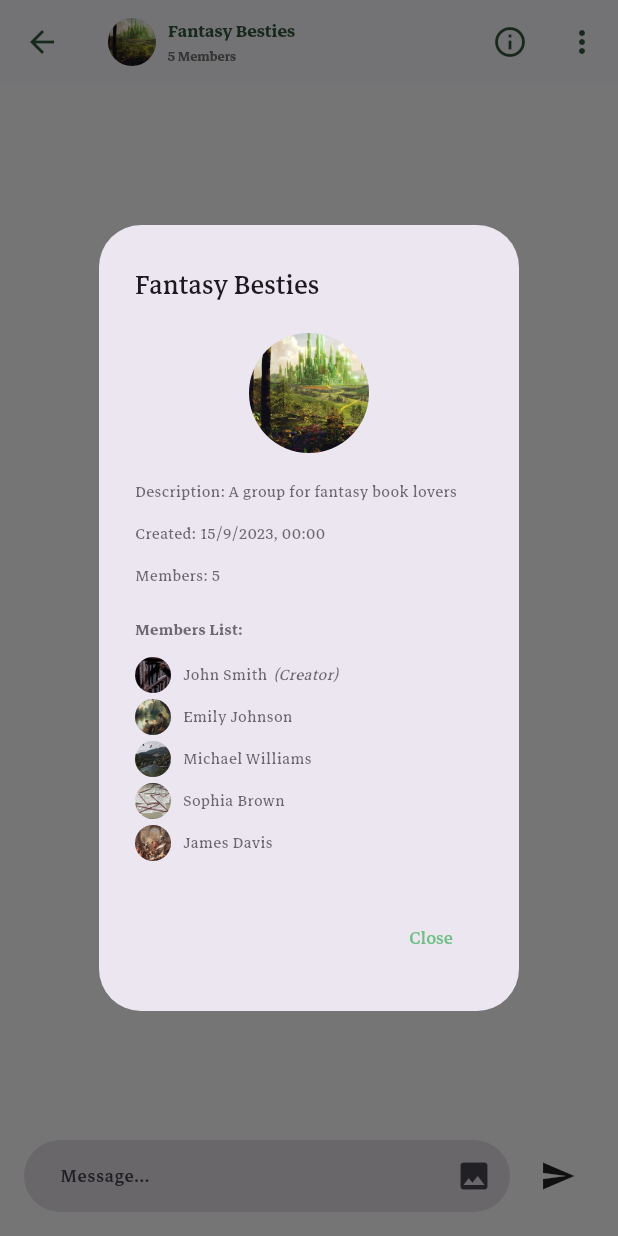
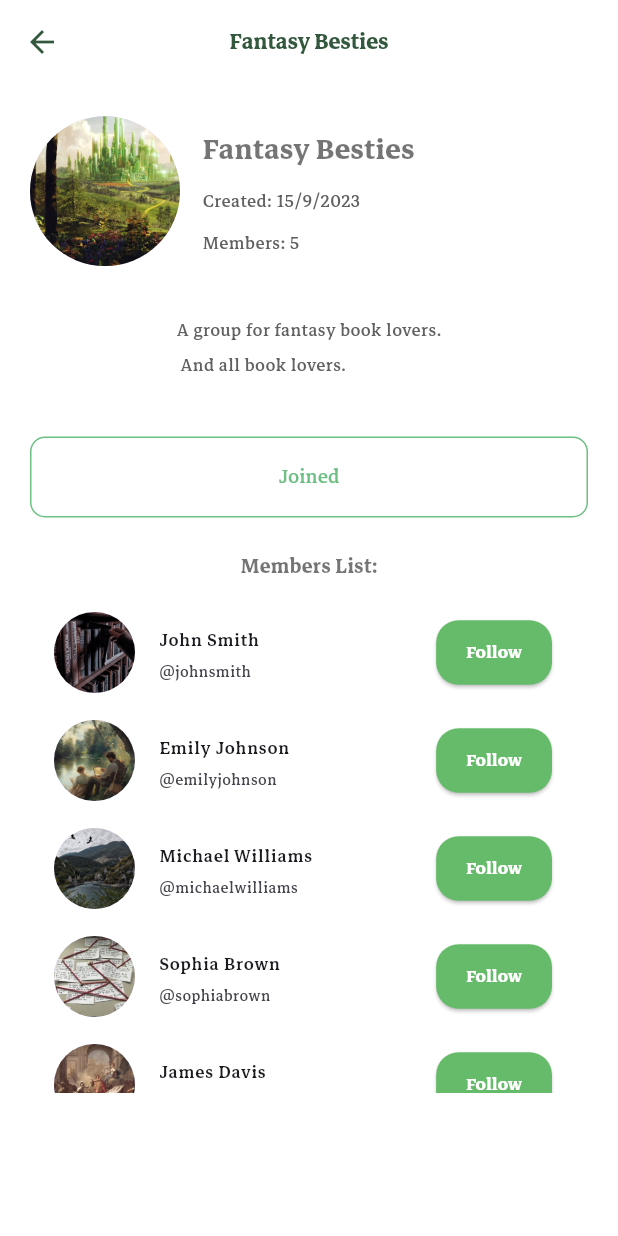
Before and after one commit to aabirid/inkora, a Flutter app: the ChatRoomPage screen opened directly with empty values, after a tap on the "info outline" icon, on a phone screen of 412 x 824 dp. Run offline on Flutter 3.47's test engine with Material 3 defaults, Android fonts, the phone set to English and light mode, and no system bars; our stand-ins replace image_picker; accounts and stored records are empty.

Commit message:
group overview+search+join

```diff
--- a/lib/main.dart
+++ b/lib/main.dart
@@ -2,7 +2,6 @@ import 'package:flutter/material.dart';
 import 'package:inkora/providers/auth_provider.dart';
 import 'package:inkora/providers/follow_provider.dart';
 import 'package:inkora/providers/forum_data_provider.dart';
-import 'package:inkora/providers/join_provider.dart';
 import 'package:inkora/screens/auth/login_page.dart';
 import 'package:inkora/theme/theme.dart';
 import 'package:provider/provider.dart';
@@ -15,7 +14,6 @@ void main() {
         ChangeNotifierProvider(create: (_) => AuthProvider()),
         ChangeNotifierProvider(create: (_) => FollowProvider()),
         ChangeNotifierProvider(create: (_) => FollowProvider()),
-        ChangeNotifierProvider(create: (_) => JoinProvider()),
         ChangeNotifierProxyProvider<AuthProvider, ForumDataProvider>(
           create: (_) => ForumDataProvider(),
           update: (_, authProvider, forumProvider) {
--- a/lib/screens/forum/chat_room_page.dart
+++ b/lib/screens/forum/chat_room_page.dart
@@ -1,4 +1,5 @@
 import 'package:flutter/material.dart';
+import 'package:inkora/screens/forum/group_overview.dart';
 import 'package:provider/provider.dart';
 import 'package:image_picker/image_picker.dart';
 import 'dart:io';
@@ -125,12 +126,10 @@ class _ChatRoomPageState extends State<ChatRoomPage> {
     _messages = provider.getGroupMessages(widget.groupId);
 
     // If data is not loaded yet, get the current group from provider
-    if (_currentGroup == null) {
-      _currentGroup = provider.groups.firstWhere(
-        (group) => group.id == widget.groupId,
-        orElse: () => provider.groups.first,
-      );
-    }
+    _currentGroup ??= provider.groups.firstWhere(
+      (group) => group.id == widget.groupId,
+      orElse: () => provider.groups.first,
+    );
 
     // Check if user is the creator of the group
     final bool isCreator = _currentGroup?.creatorId == provider.currentUser.id;
@@ -175,7 +174,12 @@ class _ChatRoomPageState extends State<ChatRoomPage> {
             icon: const Icon(Icons.info_outline),
             onPressed: () {
               if (_currentGroup != null) {
-                _showGroupInfoDialog();
+                Navigator.push(
+                  context,
+                  MaterialPageRoute(
+                    builder: (context) => GroupOverview(group: _currentGroup!),
+                  ),
+                );
               }
             },
           ),
@@ -211,7 +215,8 @@ class _ChatRoomPageState extends State<ChatRoomPage> {
                       children: [
                         Icon(Icons.delete, color: Colors.red, size: 20),
                         SizedBox(width: 8),
-                        Text('Delete Group', style: TextStyle(color: Colors.red)),
+                        Text('Delete Group',
+                            style: TextStyle(color: Colors.red)),
                       ],
                     ),
                   ),
@@ -247,79 +252,6 @@ class _ChatRoomPageState extends State<ChatRoomPage> {
                 _buildMessageInput(),
               ],
             ),
-    );
-  }
-
-  void _showGroupInfoDialog() {
-    if (_currentGroup == null) return;
-
-    final provider = Provider.of<ForumDataProvider>(context, listen: false);
-
-    showDialog(
-      context: context,
-      builder: (context) => AlertDialog(
-        title: Text(_currentGroup!.name),
-        content: SingleChildScrollView(
-          child: Column(
-            mainAxisSize: MainAxisSize.min,
-            crossAxisAlignment: CrossAxisAlignment.start,
-            children: [
-              Center(
-                child: CircleAvatar(
-                  radius: 40,
-                  backgroundImage: AssetImage(_currentGroup!.photo ??
-                      provider.getFallbackGroupImage(_currentGroup!.id)),
-                  onBackgroundImageError: (exception, stackTrace) {
-                    // Fallback for image loading errors
-                  },
-                ),
-              ),
-              const SizedBox(height: 16),
-              Text('Description: ${_currentGroup!.description ?? 'No description'}'),
-              const SizedBox(height: 8),
-              Text('Created: ${_formatDate(_currentGroup!.creationDate)}'),
-              const SizedBox(height: 8),
-              Text('Members: ${_currentGroup!.members?.length ?? 0}'),
-              const SizedBox(height: 16),
-              const Text('Members List:',
-                  style: TextStyle(fontWeight: FontWeight.bold)),
-              const SizedBox(height: 8),
-              ..._currentGroup!.members?.map((userId) {
-                    final user = provider.getUserById(userId);
-                    return Padding(
-                      padding: const EdgeInsets.only(bottom: 4),
-                      child: Row(
-                        children: [
-                          CircleAvatar(
-                            radius: 12,
-                            backgroundImage: AssetImage(user.photo ??
-                                provider.getFallbackUserImage(user.id)),
-                            onBackgroundImageError: (exception, stackTrace) {
-                              // Fallback for image loading errors
-                            },
-                          ),
-                          const SizedBox(width: 8),
-                          Text('${user.firstName} ${user.lastName}'),
-                          if (userId == _currentGroup!.creatorId)
-                            const Padding(
-                              padding: EdgeInsets.only(left: 4),
-                              child: Text('(Creator)',
-                                  style: TextStyle(fontStyle: FontStyle.italic)),
-                            ),
-                        ],
-                      ),
-                    );
-                  }).toList() ?? [],
-            ],
-          ),
-        ),
-        actions: [
-          TextButton(
-            onPressed: () => Navigator.pop(context),
-            child: const Text('Close'),
-          ),
-        ],
-      ),
     );
   }
 
@@ -376,7 +308,8 @@ class _ChatRoomPageState extends State<ChatRoomPage> {
     if (_currentGroup == null) return;
 
     final nameController = TextEditingController(text: _currentGroup!.name);
-    final descriptionController = TextEditingController(text: _currentGroup!.description ?? '');
+    final descriptionController =
+        TextEditingController(text: _currentGroup!.description ?? '');
     _selectedGroupPhoto = _currentGroup!.photo;
     _imageFile = null;
 
@@ -397,14 +330,19 @@ class _ChatRoomPageState extends State<ChatRoomPage> {
                         ? FileImage(_imageFile!) as ImageProvider
                         : _selectedGroupPhoto != null
                             ? AssetImage(_selectedGroupPhoto!)
-                            : AssetImage(_currentGroup!.photo ?? 'assets/images/add_photo.png'),
-                    child: _imageFile == null && _selectedGroupPhoto == null && _currentGroup!.photo == null
-                        ? const Icon(Icons.add_a_photo, size: 30, color: Colors.white70)
+                            : AssetImage(_currentGroup!.photo ??
+                                'assets/images/add_photo.png'),
+                    child: _imageFile == null &&
+                            _selectedGroupPhoto == null &&
+                            _currentGroup!.photo == null
+                        ? const Icon(Icons.add_a_photo,
+                            size: 30, color: Colors.white70)
                         : null,
                   ),
                 ),
                 const SizedBox(height: 8),
-                const Text('Tap to change photo', style: TextStyle(fontSize: 12, color: Colors.grey)),
+                const Text('Tap to change photo',
+                    style: TextStyle(fontSize: 12, color: Colors.grey)),
                 const SizedBox(height: 16),
                 TextField(
                   controller: nameController,
@@ -433,7 +371,8 @@ class _ChatRoomPageState extends State<ChatRoomPage> {
             ElevatedButton(
               onPressed: () {
                 if (nameController.text.trim().isNotEmpty) {
-                  final provider = Provider.of<ForumDataProvider>(context, listen: false);
+                  final provider =
+                      Provider.of<ForumDataProvider>(context, listen: false);
 
                   final updatedGroup = _currentGroup!.copyWith(
                     name: nameController.text.trim(),
@@ -450,7 +389,9 @@ class _ChatRoomPageState extends State<ChatRoomPage> {
                   Navigator.pop(context);
 
                   ScaffoldMessenger.of(context).showSnackBar(
-                    SnackBar(content: Text('Group "${nameController.text.trim()}" updated successfully!')),
+                    SnackBar(
+                        content: Text(
+                            'Group "${nameController.text.trim()}" updated successfully!')),
                   );
                 }
               },
@@ -469,7 +410,8 @@ class _ChatRoomPageState extends State<ChatRoomPage> {
       context: context,
       builder: (context) => AlertDialog(
         title: const Text('Delete Group'),
-        content: Text('Are you sure you want to delete "${_currentGroup!.name}"? This action cannot be undone.'),
+        content: Text(
+            'Are you sure you want to delete "${_currentGroup!.name}"? This action cannot be undone.'),
         actions: [
           TextButton(
             onPressed: () => Navigator.pop(context),
@@ -478,7 +420,8 @@ class _ChatRoomPageState extends State<ChatRoomPage> {
           TextButton(
             style: TextButton.styleFrom(foregroundColor: Colors.red),
             onPressed: () {
-              final provider = Provider.of<ForumDataProvider>(context, listen: false);
+              final provider =
+                  Provider.of<ForumDataProvider>(context, listen: false);
               provider.deleteGroup(_currentGroup!.id);
               Navigator.pop(context); // Close dialog
               Navigator.pop(context); // Go back to forum page
@@ -503,7 +446,8 @@ class _ChatRoomPageState extends State<ChatRoomPage> {
       context: context,
       builder: (context) => AlertDialog(
         title: const Text('Leave Group'),
-        content: Text('Are you sure you want to leave "${_currentGroup!.name}"?'),
+        content:
+            Text('Are you sure you want to leave "${_currentGroup!.name}"?'),
         actions: [
           TextButton(
             onPressed: () => Navigator.pop(context),
@@ -526,7 +470,8 @@ class _ChatRoomPageState extends State<ChatRoomPage> {
                 Navigator.pop(context); // Go back to forum page
 
                 ScaffoldMessenger.of(context).showSnackBar(
-                  SnackBar(content: Text('You have left "${_currentGroup!.name}"')),
+                  SnackBar(
+                      content: Text('You have left "${_currentGroup!.name}"')),
                 );
               }
             },
--- /dev/null
+++ b/lib/screens/forum/group_overview.dart
@@ -0,0 +1,169 @@
+import 'package:flutter/material.dart';
+import 'package:inkora/widgets/profile_card.dart';
+import 'package:provider/provider.dart';
+import 'package:inkora/models/group.dart';
+import 'package:inkora/providers/forum_data_provider.dart';
+
+class GroupOverview extends StatefulWidget {
+  final Group group;
+
+  const GroupOverview({super.key, required this.group});
+
+  @override
+  State<GroupOverview> createState() => _GroupOverviewState();
+}
+
+class _GroupOverviewState extends State<GroupOverview> {
+  late final Group currentGroup;
+
+  @override
+  void initState() {
+    super.initState();
+    currentGroup = widget.group;
+  }
+
+  String _formatDate(DateTime date) {
+    return "${date.day}/${date.month}/${date.year}";
+  }
+
+  @override
+  Widget build(BuildContext context) {
+    final joinProvider = Provider.of<ForumDataProvider>(context);
+    bool isJoined = joinProvider.isJoined(currentGroup.id);
+    final forumProvider = Provider.of<ForumDataProvider>(context);
+
+    return Scaffold(
+      appBar: AppBar(
+        title: Text(currentGroup.name),
+        centerTitle: true,
+        elevation: 0,
+      ),
+      body: SingleChildScrollView(
+        child: Padding(
+          padding: const EdgeInsets.all(20.0),
+          child: Column(
+            crossAxisAlignment: CrossAxisAlignment.center,
+            children: [
+              Row(
+                children: [
+                  CircleAvatar(
+                    radius: 50,
+                    backgroundImage: AssetImage(
+                      currentGroup.photo ?? 'assets/images/book_cover7.jpeg',
+                    ),
+                    onBackgroundImageError: (exception, stackTrace) {},
+                  ),
+                  Padding(
+                    padding:
+                        const EdgeInsets.symmetric(vertical: 5, horizontal: 15),
+                    child: Column(
+                      crossAxisAlignment: CrossAxisAlignment.start,
+                      children: [
+                        Text(
+                          currentGroup.name,
+                          style: TextStyle(
+                            fontWeight: FontWeight.bold,
+                            fontSize: 26,
+                          ),
+                        ),
+                        const SizedBox(height: 5),
+                        Text(
+                          'Created: ${_formatDate(currentGroup.creationDate)}',
+                          style:
+                              TextStyle(fontSize: 16, color: Colors.grey[700]),
+                        ),
+                        const SizedBox(height: 5),
+                        Text(
+                          'Members: ${currentGroup.members?.length ?? 0}',
+                          style:
+                              TextStyle(fontSize: 16, color: Colors.grey[700]),
+                        ),
+                      ],
+                    ),
+                  )
+                ],
+              ),
+              const SizedBox(height: 10),
+              Padding(
+                padding: const EdgeInsets.all(20.0),
+                child: Text(
+                  currentGroup.description ?? 'No description',
+                  style: TextStyle(fontSize: 16, color: Colors.grey[700]),
+                  softWrap: true, // Automatically wrap the text
+                  overflow: TextOverflow.visible, // Prevent text overflow
+                ),
+              ),
+              const SizedBox(height: 16),
+              isJoined
+                  ? OutlinedButton(
+                      onPressed: () =>
+                          joinProvider.toggleJoinGroup(currentGroup.id),
+                      style: OutlinedButton.styleFrom(
+                        foregroundColor: Theme.of(context).primaryColor,
+                        side: BorderSide(color: Theme.of(context).primaryColor),
+                        minimumSize: const Size(double.infinity, 50),
+                        padding: const EdgeInsets.symmetric(vertical: 16),
+                        shape: RoundedRectangleBorder(
+                          borderRadius: BorderRadius.circular(10),
+                        ),
+                      ),
+                      child: const Text(
+                        'Joined',
+                        style: TextStyle(fontSize: 18),
+                      ),
+                    )
+                  : ElevatedButton(
+                      onPressed: () =>
+                          joinProvider.toggleJoinGroup(currentGroup.id),
+                      style: ElevatedButton.styleFrom(
+                        minimumSize: const Size(double.infinity, 50),
+                        backgroundColor: Theme.of(context).primaryColor,
+                        padding: const EdgeInsets.symmetric(vertical: 16),
+                        shape: RoundedRectangleBorder(
+                          borderRadius: BorderRadius.circular(10),
+                        ),
+                      ),
+                      child: const Text(
+                        'Join',
+                        style: TextStyle(fontSize: 18),
+                      ),
+                    ),
+              const SizedBox(height: 20),
+              const Text(
+                'Members List:',
+                style: TextStyle(fontWeight: FontWeight.bold, fontSize: 18),
+              ),
+              const SizedBox(height: 8),
+              currentGroup.members != null && currentGroup.members!.isNotEmpty
+                  ? SizedBox(
+                      height: MediaQuery.of(context).size.height *
+                          0.4, // Responsive height for member list
+                      child: ListView.builder(
+                        shrinkWrap: true,
+                        itemCount: currentGroup.members!.length,
+                        itemBuilder: (context, index) {
+                          final userId = currentGroup.members![index];
+                          final user = forumProvider.getUserById(userId);
+                          return ProfileCard(user: user);
+                        },
+                      ),
+                    )
+                  : const Text('No members in this group yet.',
+                      style: TextStyle(fontSize: 16, color: Colors.grey)),
+              const SizedBox(height: 20),
+            ],
+          ),
+        ),
+      ),
+    );
+  }
+
+  dynamic getUserById(int userId) {
+    return {
+      'firstName': 'User $userId',
+      'lastName': 'Name $userId',
+      'photo': null,
+      'id': userId
+    };
+  }
+}
--- a/lib/screens/search/search_results.dart
+++ b/lib/screens/search/search_results.dart
@@ -1,6 +1,7 @@
 import 'package:flutter/material.dart';
 import 'package:inkora/screens/search/books_result.dart';
 import 'package:inkora/screens/search/booklists_result.dart';
+import 'package:inkora/screens/search/groups_result.dart';
 import 'package:inkora/screens/search/profiles_result.dart';
 
 class SearchResultsPage extends StatelessWidget {
@@ -11,7 +12,7 @@ class SearchResultsPage extends StatelessWidget {
   @override
   Widget build(BuildContext context) {
     return DefaultTabController(
-      length: 3,
+      length: 4,
       child: Scaffold(
         appBar: AppBar(
           title: Text("Results for '$query'"),
@@ -20,6 +21,7 @@ class SearchResultsPage extends StatelessWidget {
               Tab(text: "Books"),
               Tab(text: "Authors"),
               Tab(text: "Booklists"),
+               Tab(text: "Groups"),
             ],
           ),
         ),
@@ -28,6 +30,7 @@ class SearchResultsPage extends StatelessWidget {
             BooksResult(query: query),
             ProfilesResult(query: query),
             BooklistsResult(query: query),
+            GroupsResult(query: query),
           ],
         ),
       ),
```
Also changed, not shown: lib/providers/forum_data_provider.dart (+162 -42 lines), lib/screens/search/groups_result.dart (added, +34 -0 lines), lib/widgets/group_card.dart (added, +51 -0 lines).
